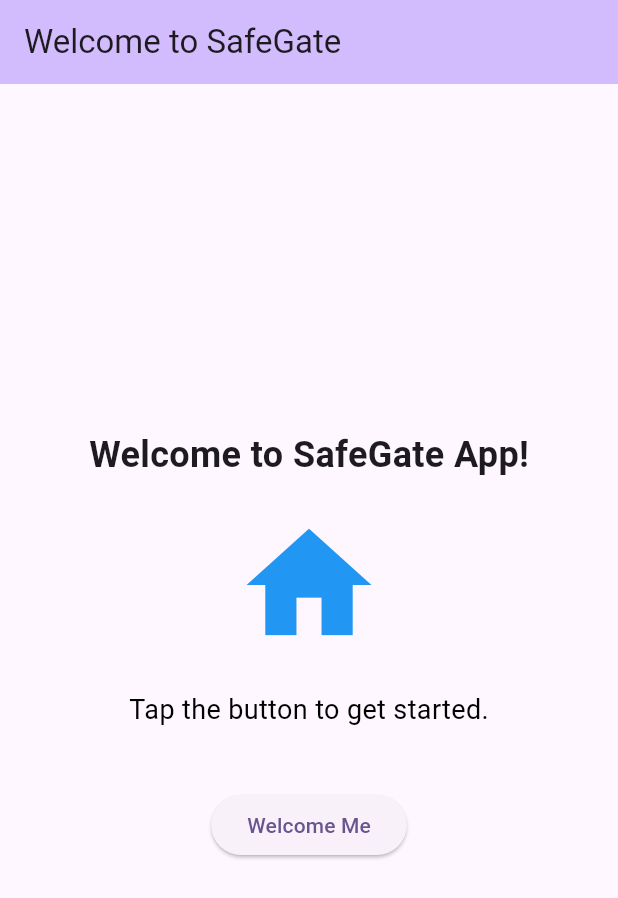
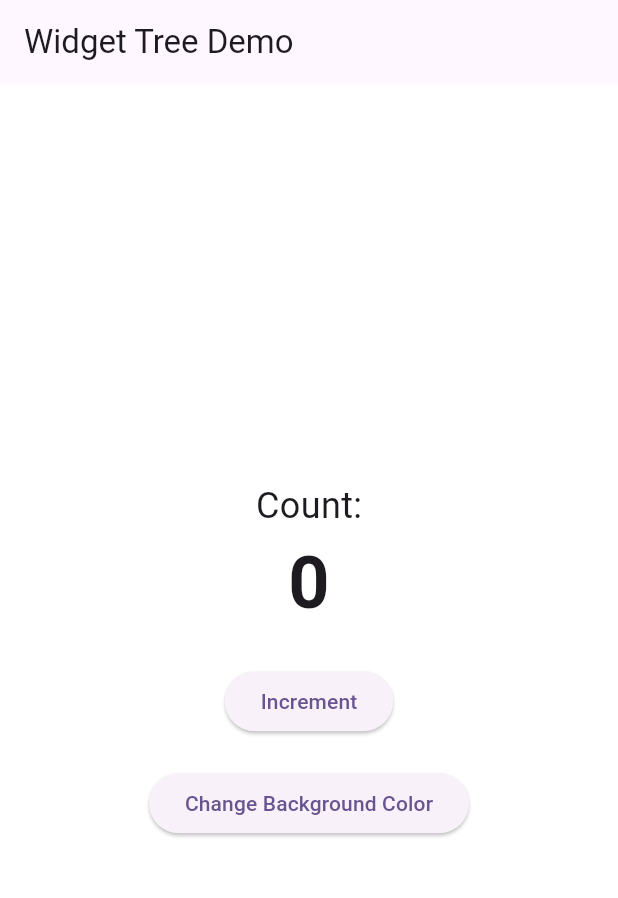
Before and after one commit to kalviumcommunity/s81-warriors-flutterapp-SafeGate, a Flutter app: the screen it shows after launch, on a phone screen of 412 x 824 dp. Shown: the top 898 px of the screen. Run offline on Flutter 3.47's test engine with Material 3 defaults, Android fonts, the phone set to English and light mode, and no system bars; our stand-ins replace cloud_firestore, firebase_auth, firebase_storage, google_sign_in, image_picker; accounts and stored records are empty.

Commit message:
widget tree

```diff
--- a/safegate_app/lib/main.dart
+++ b/safegate_app/lib/main.dart
@@ -1,13 +1,14 @@
 import 'package:flutter/material.dart';
-import 'package:firebase_core/firebase_core.dart';
-import 'package:firebase_auth/firebase_auth.dart';
-import 'services/auth_service.dart';
+// import 'package:firebase_core/firebase_core.dart';
+// import 'package:firebase_auth/firebase_auth.dart';
+// import 'services/auth_service.dart';
 import 'screens/welcome_page.dart';
 import 'screens/dashboard_page.dart';
+import 'screens/widget_tree_demo.dart';
 
 void main() async {
   WidgetsFlutterBinding.ensureInitialized();
-  await Firebase.initializeApp();
+  // await Firebase.initializeApp();
   runApp(const MyApp());
 }
 
@@ -22,20 +23,7 @@
         colorScheme: ColorScheme.fromSeed(seedColor: Colors.deepPurple),
         useMaterial3: true,
       ),
-      home: StreamBuilder<User?>(
-        stream: AuthService().user,
-        builder: (context, snapshot) {
-          if (snapshot.connectionState == ConnectionState.waiting) {
-            return const Scaffold(
-              body: Center(child: CircularProgressIndicator()),
-            );
-          }
-          if (snapshot.hasData) {
-            return const DashboardPage();
-          }
-          return const WelcomePage();
-        },
-      ),
+      home: const WidgetTreeDemo(),
       routes: {
         '/login': (context) => const WelcomePage(), // Or LoginPage if you prefer
         '/dashboard': (context) => const DashboardPage(),
--- /dev/null
+++ b/safegate_app/lib/screens/widget_tree_demo.dart
@@ -0,0 +1,60 @@
+import 'package:flutter/material.dart';
+
+class WidgetTreeDemo extends StatefulWidget {
+  const WidgetTreeDemo({super.key});
+
+  @override
+  _WidgetTreeDemoState createState() => _WidgetTreeDemoState();
+}
+
+class _WidgetTreeDemoState extends State<WidgetTreeDemo> {
+  int count = 0;
+  Color backgroundColor = Colors.white;
+
+  void increment() {
+    setState(() {
+      count++;
+    });
+  }
+
+  void changeColor() {
+    setState(() {
+      backgroundColor = backgroundColor == Colors.white ? Colors.lightBlue : Colors.white;
+    });
+  }
+
+  @override
+  Widget build(BuildContext context) {
+    return Scaffold(
+      appBar: AppBar(
+        title: const Text('Widget Tree Demo'),
+      ),
+      backgroundColor: backgroundColor,
+      body: Center(
+        child: Column(
+          mainAxisAlignment: MainAxisAlignment.center,
+          children: [
+            const Text(
+              'Count:',
+              style: TextStyle(fontSize: 24),
+            ),
+            Text(
+              '$count',
+              style: const TextStyle(fontSize: 48, fontWeight: FontWeight.bold),
+            ),
+            const SizedBox(height: 20),
+            ElevatedButton(
+              onPressed: increment,
+              child: const Text('Increment'),
+            ),
+            const SizedBox(height: 20),
+            ElevatedButton(
+              onPressed: changeColor,
+              child: const Text('Change Background Color'),
+            ),
+          ],
+        ),
+      ),
+    );
+  }
+}
```
Also changed, not shown: 1 other file.
